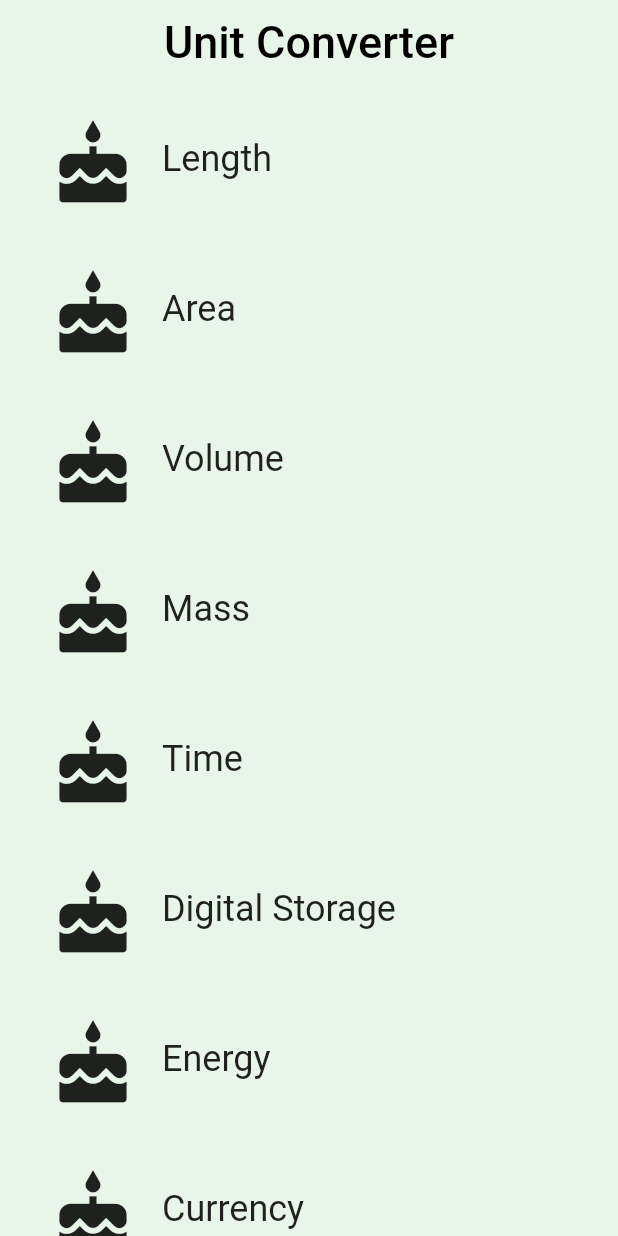
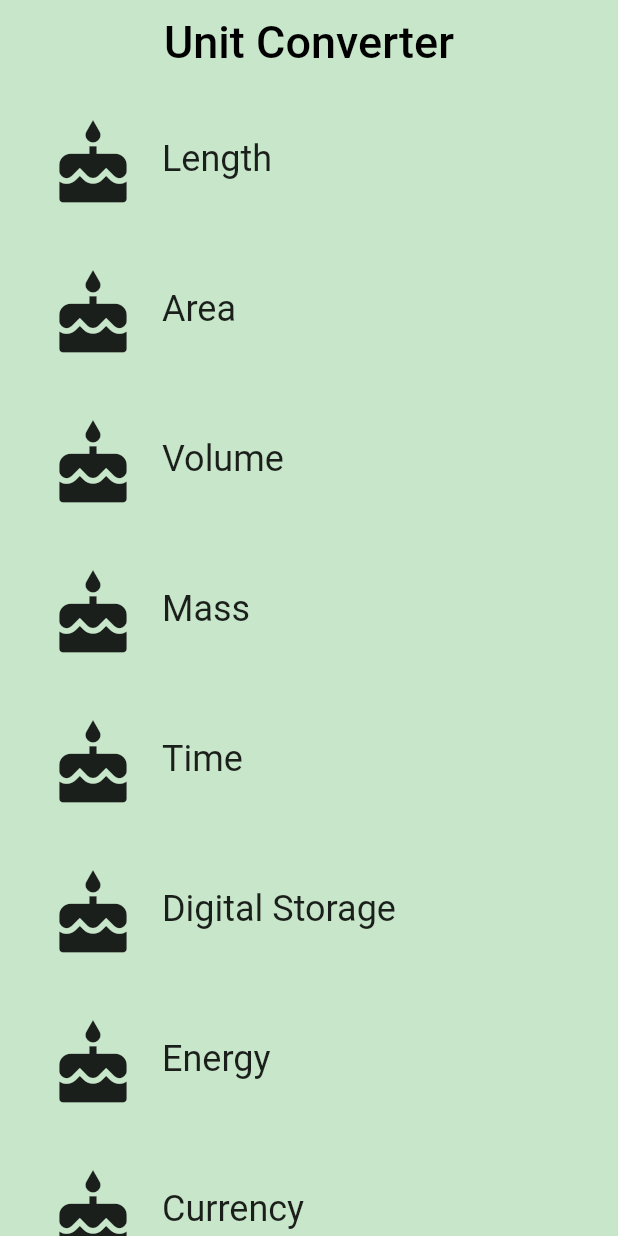
Before and after one commit to Ali-Mbacho/ConverterApp, a Flutter app: the screen it shows after launch, on a phone screen of 412 x 824 dp. Run offline on Flutter 3.47's test engine with Material 2 defaults, Android fonts, the phone set to English and light mode, and no system bars.

```diff
--- a/converter/lib/screens/category_screen.dart
+++ b/converter/lib/screens/category_screen.dart
@@ -1,14 +1,21 @@
 import 'package:converter/wiggets/category.dart';
 import 'package:flutter/material.dart';
+import '../models/unit.dart';
 
-final _backgroundColor = Colors.green[50];
+final _backgroundColor = Colors.green[100];
 
 /// This is the 'home' screen of the Unit Converter. It shows a header and
 /// a list of [Categories].
 
-class CategoryScreen extends StatelessWidget {
+class CategoryScreen extends StatefulWidget {
   const CategoryScreen();
 
+  @override
+  _CategoryScreenState createState() => _CategoryScreenState();
+}
+
+class _CategoryScreenState extends State<CategoryScreen> {
+  final _categories = <Category>[];
   static const _categoryNames = <String>[
     'Length',
     'Area',
@@ -19,48 +26,88 @@ class CategoryScreen extends StatelessWidget {
     'Energy',
     'Currency',
   ];
-
-  static const _baseColors = <Color>[
-    Colors.teal,
-    Colors.orange,
-    Colors.pinkAccent,
-    Colors.blueAccent,
-    Colors.yellow,
-    Colors.greenAccent,
-    Colors.purpleAccent,
-    Colors.red,
+  static const _baseColors = <ColorSwatch>[
+    ColorSwatch(0xFF6AB7A8, {
+      'highlight': Color(0xFF6AB7A8),
+      'splash': Color(0xFF0ABC9B),
+    }),
+    ColorSwatch(0xFFFFD28E, {
+      'highlight': Color(0xFFFFD28E),
+      'splash': Color(0xFFFFA41C),
+    }),
+    ColorSwatch(0xFFFFB7DE, {
+      'highlight': Color(0xFFFFB7DE),
+      'splash': Color(0xFFF94CBF),
+    }),
+    ColorSwatch(0xFF8899A8, {
+      'highlight': Color(0xFF8899A8),
+      'splash': Color(0xFFA9CAE8),
+    }),
+    ColorSwatch(0xFFEAD37E, {
+      'highlight': Color(0xFFEAD37E),
+      'splash': Color(0xFFFFE070),
+    }),
+    ColorSwatch(0xFF81A56F, {
+      'highlight': Color(0xFF81A56F),
+      'splash': Color(0xFF7CC159),
+    }),
+    ColorSwatch(0xFFD7C0E2, {
+      'highlight': Color(0xFFD7C0E2),
+      'splash': Color(0xFFCA90E5),
+    }),
+    ColorSwatch(0xFFCE9A9A, {
+      'highlight': Color(0xFFCE9A9A),
+      'splash': Color(0xFFF94D56),
+      'error': Color(0xFF912D2D),
+    }),
   ];
 
-  Widget _buildCategoryWidgets(List<Widget> categories) {
-    //if (portrait) {
+  @override
+  void initState() {
+    super.initState();
+    for (var i = 0; i < _categoryNames.length; i++) {
+      _categories.add(Category(
+        name: _categoryNames[i],
+        color: _baseColors[i],
+        iconLocation: Icons.cake,
+        units: _retrieveUnitList(_categoryNames[i]),
+      ));
+    }
+  }
+
+  /// Makes the correct number of rows for the list view.
+  ///
+  /// For portrait, we use a [ListView].
+  Widget _buildCategoryWidgets() {
     return ListView.builder(
-      itemBuilder: (BuildContext context, int index) => categories[index],
-      itemCount: categories.length,
+      itemBuilder: (BuildContext context, int index) => _categories[index],
+      itemCount: _categories.length,
     );
   }
 
+  /// Returns a list of mock [Unit]s.
+  List<Unit> _retrieveUnitList(String categoryName) {
+    return List.generate(10, (int i) {
+      i += 1;
+      return Unit(
+        name: '$categoryName Unit $i',
+        conversion: i.toDouble(),
+      );
+    });
+  }
+
   @override
-  Widget build(BuildContext contex) {
-    final categories = <Category>[];
-
-    for (var i = 0; i < _categoryNames.length; i++) {
-      categories.add(Category(
-        name: _categoryNames[i],
-        color: _baseColors[i],
-        iconLocation: Icons.cake,
-      ));
-    }
-
-    final ListView = Container(
+  Widget build(BuildContext context) {
+    final listView = Container(
       color: _backgroundColor,
       padding: EdgeInsets.symmetric(horizontal: 8.0),
-      child: _buildCategoryWidgets(categories),
+      child: _buildCategoryWidgets(),
     );
 
     final appBar = AppBar(
       elevation: 0.0,
       title: Text(
-        "Unit Converter",
+        'Unit Converter',
         style: TextStyle(
           color: Colors.black,
           fontSize: 30.0,
@@ -72,7 +119,7 @@ class CategoryScreen extends StatelessWidget {
 
     return Scaffold(
       appBar: appBar,
-      body: ListView,
+      body: listView,
     );
   }
 }
```
Also changed, not shown: converter/lib/screens/convert_screen.dart (+30 -5 lines), converter/lib/wiggets/category.dart (+26 -1 lines), converter/pubspec.lock.
